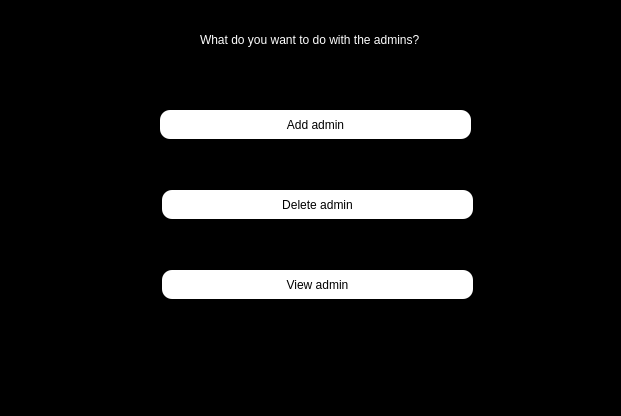
The window that enter/admin_before.ui (Shayanrava/APproject) describes before a commit, drawn with Qt 5.
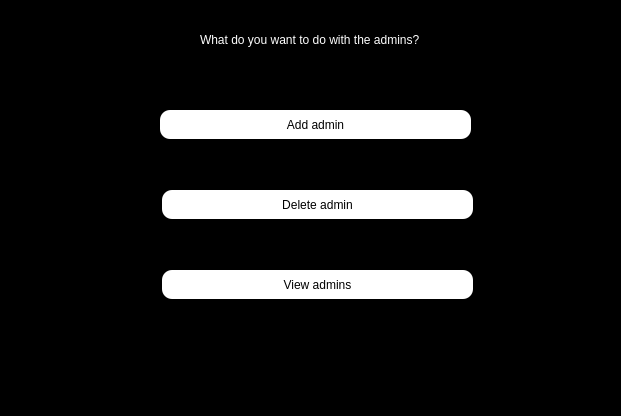
The same window after the commit.

Commit message: a little edition in admin_before ui

```diff
--- a/enter/admin_before.ui
+++ b/enter/admin_before.ui
@@ -110,7 +110,7 @@
 }</string>
    </property>
    <property name="text">
-    <string>View admin</string>
+    <string>View admins</string>
    </property>
   </widget>
  </widget>
```
